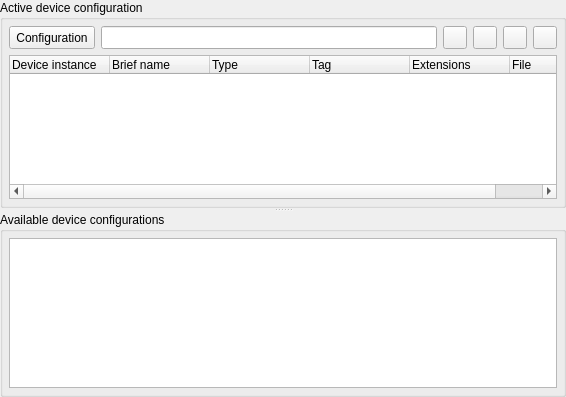
The window that messdevcfg.ui (qmc2/qmc2-mame-fe) describes before a commit, drawn with Qt 5.
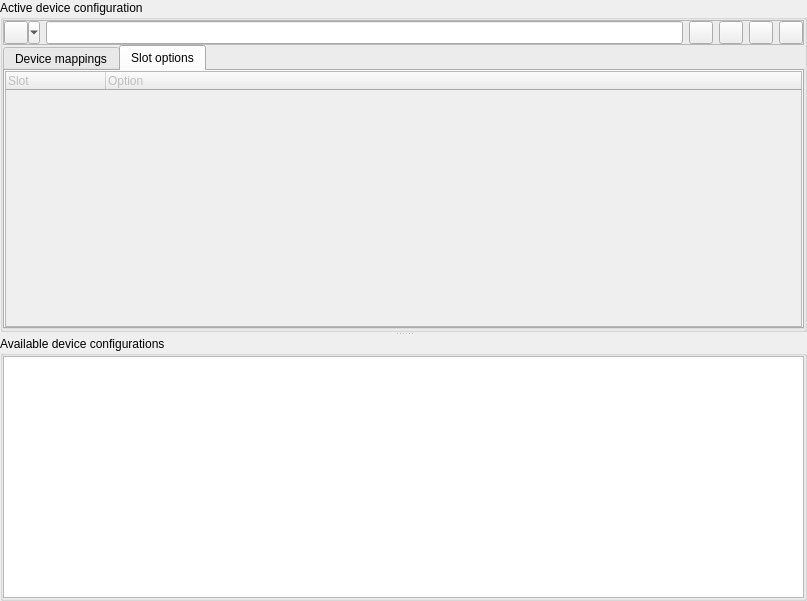
The same window after the commit. The open tabs and pages were chosen to show the change. Icons and pictures are not drawn.

Commit message: imp: general overhaul of the main-widget's layout parameters to allow for a somewhat more 'compact' design new: Mac OS X only: the tool-bar can now optionally be unified with the title-bar (untested) new: MESS targets: support for machine-specific device slots / slot options, integrated with the MESS device configurator (only tested on Linux)

```diff
--- a/messdevcfg.ui
+++ b/messdevcfg.ui
@@ -7,8 +7,8 @@
    <rect>
     <x>0</x>
     <y>0</y>
-    <width>566</width>
-    <height>397</height>
+    <width>807</width>
+    <height>601</height>
    </rect>
   </property>
   <property name="windowTitle">
@@ -36,10 +36,32 @@
       <property name="title">
        <string>Active device configuration</string>
       </property>
-      <layout class="QGridLayout" name="gridLayout_2">
+      <layout class="QGridLayout" name="gridLayoutActiveDeviceConfigs">
+       <property name="margin">
+        <number>0</number>
+       </property>
+       <property name="spacing">
+        <number>0</number>
+       </property>
        <item row="0" column="0">
-        <layout class="QHBoxLayout" name="horizontalLayout">
-         <item>
+        <widget class="QFrame" name="frameConfiguration">
+         <property name="sizePolicy">
+          <sizepolicy hsizetype="Expanding" vsizetype="Preferred">
+           <horstretch>0</horstretch>
+           <verstretch>0</verstretch>
+          </sizepolicy>
+         </property>
+         <property name="frameShape">
+          <enum>QFrame::StyledPanel</enum>
+         </property>
+         <property name="frameShadow">
+          <enum>QFrame::Raised</enum>
+         </property>
+         <layout class="QGridLayout" name="gridLayoutFrameConfiguration" columnstretch="0,1,0,0,0,0">
+          <property name="margin">
+           <number>0</number>
+          </property>
+          <item row="0" column="0">
           <widget class="QToolButton" name="toolButtonConfiguration">
            <property name="sizePolicy">
             <sizepolicy hsizetype="Minimum" vsizetype="Minimum">
@@ -47,15 +69,25 @@
              <verstretch>0</verstretch>
             </sizepolicy>
            </property>
-           <property name="text">
-            <string>Configuration</string>
+            <property name="toolTip">
+             <string>Device configuration menu</string>
+            </property>
+            <property name="statusTip">
+             <string>Device configuration menu</string>
+            </property>
+            <property name="icon">
+             <iconset resource="qmc2.qrc">
+              <normaloff>:/data/img/work.png</normaloff>:/data/img/work.png</iconset>
            </property>
            <property name="popupMode">
-            <enum>QToolButton::InstantPopup</enum>
+             <enum>QToolButton::MenuButtonPopup</enum>
+            </property>
+            <property name="toolButtonStyle">
+             <enum>Qt::ToolButtonIconOnly</enum>
            </property>
           </widget>
          </item>
-         <item>
+          <item row="0" column="1">
           <widget class="QLineEdit" name="lineEditConfigurationName">
            <property name="sizePolicy">
             <sizepolicy hsizetype="Expanding" vsizetype="Minimum">
@@ -71,7 +103,7 @@
            </property>
           </widget>
          </item>
-         <item>
+          <item row="0" column="2">
           <widget class="QToolButton" name="toolButtonNewConfiguration">
            <property name="sizePolicy">
             <sizepolicy hsizetype="Fixed" vsizetype="Minimum">
@@ -94,7 +126,7 @@
            </property>
           </widget>
          </item>
-         <item>
+          <item row="0" column="3">
           <widget class="QToolButton" name="toolButtonCloneConfiguration">
            <property name="sizePolicy">
             <sizepolicy hsizetype="Fixed" vsizetype="Minimum">
@@ -117,7 +149,7 @@
            </property>
           </widget>
          </item>
-         <item>
+          <item row="0" column="4">
           <widget class="QToolButton" name="toolButtonRemoveConfiguration">
            <property name="sizePolicy">
             <sizepolicy hsizetype="Fixed" vsizetype="Minimum">
@@ -140,7 +172,7 @@
            </property>
           </widget>
          </item>
-         <item>
+          <item row="0" column="5">
           <widget class="QToolButton" name="toolButtonSaveConfiguration">
            <property name="sizePolicy">
             <sizepolicy hsizetype="Fixed" vsizetype="Minimum">
@@ -164,9 +196,26 @@
           </widget>
          </item>
         </layout>
+        </widget>
        </item>
        <item row="1" column="0">
+        <widget class="QTabWidget" name="tabWidgetDeviceSetup">
+         <property name="currentIndex">
+          <number>0</number>
+         </property>
+         <widget class="QWidget" name="tabDeviceMap">
+          <attribute name="title">
+           <string>Device mappings</string>
+          </attribute>
+          <layout class="QGridLayout" name="gridLayoutDeviceMap">
+           <property name="margin">
+            <number>0</number>
+           </property>
+           <item row="0" column="0">
         <widget class="QTreeWidget" name="treeWidgetDeviceSetup">
+             <property name="enabled">
+              <bool>false</bool>
+             </property>
          <property name="sizePolicy">
           <sizepolicy hsizetype="Expanding" vsizetype="MinimumExpanding">
            <horstretch>0</horstretch>
@@ -225,6 +274,61 @@
        </item>
       </layout>
      </widget>
+         <widget class="QWidget" name="tabSlotOptions">
+          <attribute name="title">
+           <string>Slot options</string>
+          </attribute>
+          <layout class="QGridLayout" name="gridLayout_4">
+           <property name="margin">
+            <number>0</number>
+           </property>
+           <item row="0" column="0">
+            <widget class="QTreeWidget" name="treeWidgetSlotOptions">
+             <property name="enabled">
+              <bool>false</bool>
+             </property>
+             <property name="sizePolicy">
+              <sizepolicy hsizetype="Expanding" vsizetype="MinimumExpanding">
+               <horstretch>0</horstretch>
+               <verstretch>0</verstretch>
+              </sizepolicy>
+             </property>
+             <property name="contextMenuPolicy">
+              <enum>Qt::CustomContextMenu</enum>
+             </property>
+             <property name="toolTip">
+              <string>Available slot options</string>
+             </property>
+             <property name="statusTip">
+              <string>Available slot options</string>
+             </property>
+             <property name="alternatingRowColors">
+              <bool>true</bool>
+             </property>
+             <property name="rootIsDecorated">
+              <bool>false</bool>
+             </property>
+             <property name="uniformRowHeights">
+              <bool>true</bool>
+             </property>
+             <column>
+              <property name="text">
+               <string>Slot</string>
+              </property>
+             </column>
+             <column>
+              <property name="text">
+               <string>Option</string>
+              </property>
+             </column>
+            </widget>
+           </item>
+          </layout>
+         </widget>
+        </widget>
+       </item>
+      </layout>
+     </widget>
      <widget class="QGroupBox" name="groupBoxAvailableDeviceConfigurations">
       <property name="sizePolicy">
        <sizepolicy hsizetype="Ignored" vsizetype="Ignored">
@@ -235,15 +339,12 @@
       <property name="title">
        <string>Available device configurations</string>
       </property>
-      <layout class="QGridLayout" name="gridLayout">
+      <layout class="QGridLayout" name="gridLayoutAvailableDeviceConfigs">
+       <property name="margin">
+        <number>0</number>
+       </property>
        <item row="0" column="0">
         <widget class="QListWidget" name="listWidgetDeviceConfigurations">
-         <property name="sizePolicy">
-          <sizepolicy hsizetype="Expanding" vsizetype="MinimumExpanding">
-           <horstretch>0</horstretch>
-           <verstretch>0</verstretch>
-          </sizepolicy>
-         </property>
          <property name="contextMenuPolicy">
           <enum>Qt::CustomContextMenu</enum>
          </property>
```
Left out of the diff: 23 changed lines with no effect on the pictures. Lines whose indentation alone changed are shown as unchanged. The commit also changes 23 other files.
